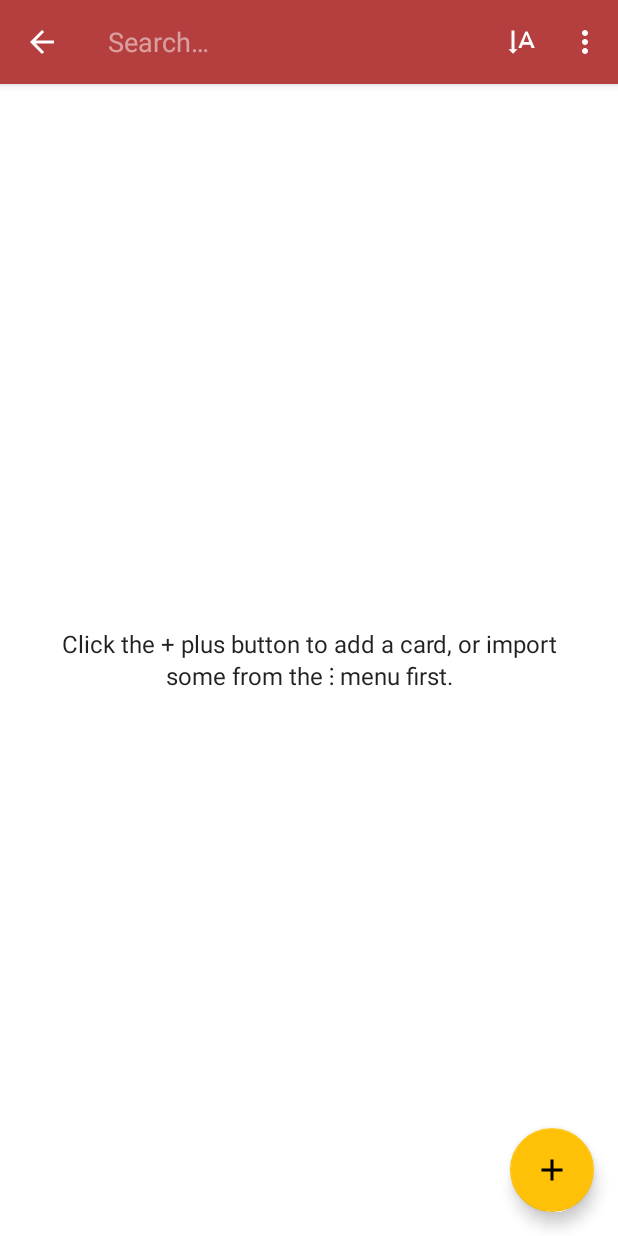
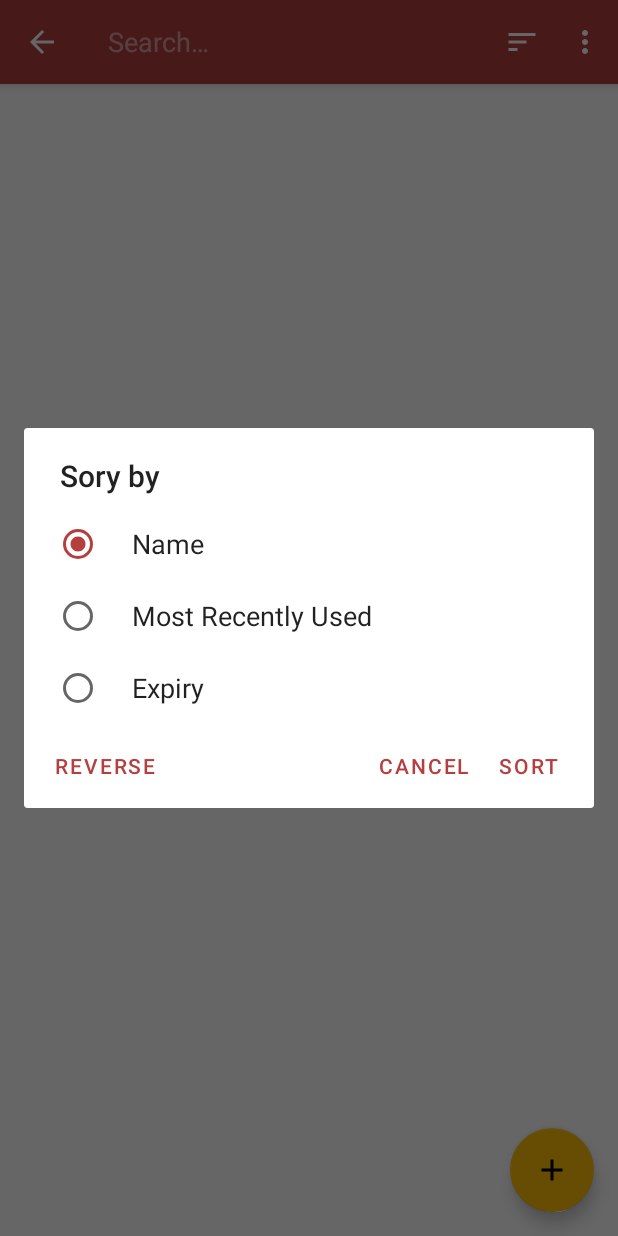
Before and after one commit to CatimaLoyalty/Android, an Android app: the screen it shows after launch (MainActivity), after a tap on "Sort", on a phone screen of 412 x 824 dp. Run offline under Robolectric (Android 15) with nearby library versions, the phone set to English and light mode, and no system bars; 1 other tap on this screen came first.

Commit message:
Basic sorting with dialog

```diff
--- a/app/src/main/java/protect/card_locker/DBHelper.java
+++ b/app/src/main/java/protect/card_locker/DBHelper.java
@@ -55,14 +55,14 @@ public class DBHelper extends SQLiteOpenHelper
     }
 
     public enum LoyaltyCardOrder {
-        AlphaAscending,
-        AlphaDescending,
-        LastUsedAscending,
-        LastUsedDescending,
-        ExpiryAscending,
-        ExpiryDescending,
-        BalanceAscending,
-        BalanceDescending
+        Alpha,
+        LastUsed,
+        Expiry
+    }
+
+    public enum LoyaltyCardOrderDirection {
+        Ascending,
+        Descending
     }
 
     private Context mContext;
@@ -509,7 +509,7 @@ public class DBHelper extends SQLiteOpenHelper
      */
     public Cursor getLoyaltyCardCursor(final String filter, Group group)
     {
-        return getLoyaltyCardCursor(filter, group, LoyaltyCardOrder.AlphaAscending);
+        return getLoyaltyCardCursor(filter, group, LoyaltyCardOrder.Alpha, LoyaltyCardOrderDirection.Ascending);
     }
 
     /**
@@ -520,8 +520,7 @@ public class DBHelper extends SQLiteOpenHelper
      * @param order
      * @return Cursor
      */
-    public Cursor getLoyaltyCardCursor(final String filter, Group group, LoyaltyCardOrder order)
-    {
+    public Cursor getLoyaltyCardCursor(final String filter, Group group, LoyaltyCardOrder order, LoyaltyCardOrderDirection direction) {
         String actualFilter = String.format("%%%s%%", filter);
         String[] selectionArgs = { actualFilter, actualFilter };
         StringBuilder groupFilter = new StringBuilder();
@@ -548,12 +547,15 @@ public class DBHelper extends SQLiteOpenHelper
             }
         }
 
+        String orderField = getFieldForOrder(order);
+
         return db.rawQuery("select * from " + LoyaltyCardDbIds.TABLE +
                 " WHERE (" + LoyaltyCardDbIds.STORE + "  LIKE ? " +
                 " OR " + LoyaltyCardDbIds.NOTE + " LIKE ? )" +
                 groupFilter.toString() +
                 " ORDER BY " + LoyaltyCardDbIds.STAR_STATUS + " DESC, " +
-                getFieldForOrder(order) + " COLLATE NOCASE " + (isAscending(order) ? " ASC " : " DESC ") + ", " +
+                " (CASE WHEN " + orderField + " IS NULL THEN 1 ELSE 0 END), " +
+                orderField + " COLLATE NOCASE " + getDbDirection(order, direction) + ", " +
                 LoyaltyCardDbIds.STORE + " COLLATE NOCASE ASC " +
                 limitString, selectionArgs, null);
     }
@@ -788,26 +790,27 @@ public class DBHelper extends SQLiteOpenHelper
     }
 
     private String getFieldForOrder(LoyaltyCardOrder order) {
-        if (order == LoyaltyCardOrder.AlphaAscending || order == LoyaltyCardOrder.AlphaDescending) {
+        if (order == LoyaltyCardOrder.Alpha) {
             return LoyaltyCardDbIds.STORE;
         }
 
-        if (order == LoyaltyCardOrder.LastUsedAscending || order == LoyaltyCardOrder.LastUsedDescending) {
+        if (order == LoyaltyCardOrder.LastUsed) {
             return LoyaltyCardDbIds.LAST_USED;
         }
 
-        if (order == LoyaltyCardOrder.ExpiryAscending || order == LoyaltyCardOrder.ExpiryDescending) {
+        if (order == LoyaltyCardOrder.Expiry) {
             return LoyaltyCardDbIds.EXPIRY;
-        }
-
-        if (order == LoyaltyCardOrder.BalanceAscending || order == LoyaltyCardOrder.BalanceDescending) {
-            return LoyaltyCardDbIds.BALANCE;
         }
 
         throw new IllegalArgumentException("Unknown order " + order);
     }
 
-    private boolean isAscending(LoyaltyCardOrder order) {
-        return order.toString().endsWith("Ascending");
+    private String getDbDirection(LoyaltyCardOrder order, LoyaltyCardOrderDirection direction) {
+        if (order == LoyaltyCardOrder.LastUsed) {
+            // We want the default sorting to put the most recently used first
+            return direction == LoyaltyCardOrderDirection.Descending ? "ASC" : "DESC";
+        }
+
+        return direction == LoyaltyCardOrderDirection.Ascending ? "ASC" : "DESC";
     }
 }
--- a/app/src/main/java/protect/card_locker/LoyaltyCard.java
+++ b/app/src/main/java/protect/card_locker/LoyaltyCard.java
@@ -3,8 +3,6 @@ package protect.card_locker;
 import android.database.Cursor;
 import android.os.Parcel;
 import android.os.Parcelable;
-
-import com.google.zxing.BarcodeFormat;
 
 import java.math.BigDecimal;
 import java.util.Currency;
--- a/app/src/main/java/protect/card_locker/MainActivity.java
+++ b/app/src/main/java/protect/card_locker/MainActivity.java
@@ -22,7 +22,9 @@ import com.google.android.material.floatingactionbutton.FloatingActionButton;
 import com.google.android.material.tabs.TabLayout;
 
 import java.io.UnsupportedEncodingException;
+import java.util.Arrays;
 import java.util.List;
+import java.util.concurrent.atomic.AtomicInteger;
 
 import androidx.appcompat.app.AlertDialog;
 import androidx.appcompat.view.ActionMode;
@@ -43,7 +45,8 @@ public class MainActivity extends CatimaAppCompatActivity implements LoyaltyCard
     private GestureDetector mGestureDetector;
     protected String mFilter = "";
     protected Object mGroup = null;
-    protected DBHelper.LoyaltyCardOrder mOrder = DBHelper.LoyaltyCardOrder.AlphaAscending;
+    protected DBHelper.LoyaltyCardOrder mOrder = DBHelper.LoyaltyCardOrder.Alpha;
+    protected DBHelper.LoyaltyCardOrderDirection mOrderDirection = DBHelper.LoyaltyCardOrderDirection.Ascending;
     protected int selectedTab = 0;
     private RecyclerView mCardList;
     private View mHelpText;
@@ -144,7 +147,7 @@ public class MainActivity extends CatimaAppCompatActivity implements LoyaltyCard
 
                     TabLayout.Tab tab = ((TabLayout) findViewById(R.id.groups)).getTabAt(selectedTab);
 
-                    updateLoyaltyCardList(mFilter, tab != null ? tab.getTag() : null, mOrder);
+                    updateLoyaltyCardList(mFilter, tab != null ? tab.getTag() : null, mOrder, mOrderDirection);
 
                     dialog.dismiss();
                 });
@@ -189,7 +192,7 @@ public class MainActivity extends CatimaAppCompatActivity implements LoyaltyCard
             @Override
             public void onTabSelected(TabLayout.Tab tab) {
                 selectedTab = tab.getPosition();
-                updateLoyaltyCardList(mFilter, tab.getTag(), mOrder);
+                updateLoyaltyCardList(mFilter, tab.getTag(), mOrder, mOrderDirection);
 
                 // Store active tab in Shared Preference to restore next app launch
                 SharedPreferences activeTabPref = getApplicationContext().getSharedPreferences(
@@ -228,7 +231,7 @@ public class MainActivity extends CatimaAppCompatActivity implements LoyaltyCard
         mCardList.setAdapter(mAdapter);
         registerForContextMenu(mCardList);
 
-        updateLoyaltyCardList(mFilter, null, mOrder);
+        updateLoyaltyCardList(mFilter, null, mOrder, mOrderDirection);
 
         /*
          * This was added for Huawei, but Huawei is just too much of a fucking pain.
@@ -305,7 +308,7 @@ public class MainActivity extends CatimaAppCompatActivity implements LoyaltyCard
             assert tab != null;
             mGroup = tab.getTag();
         }
-        updateLoyaltyCardList(mFilter, mGroup, mOrder);
+        updateLoyaltyCardList(mFilter, mGroup, mOrder, mOrderDirection);
         // End of active tab logic
 
         FloatingActionButton addButton = findViewById(R.id.fabAdd);
@@ -370,14 +373,14 @@ public class MainActivity extends CatimaAppCompatActivity implements LoyaltyCard
         super.onBackPressed();
     }
 
-    private void updateLoyaltyCardList(String filterText, Object tag, DBHelper.LoyaltyCardOrder order)
+    private void updateLoyaltyCardList(String filterText, Object tag, DBHelper.LoyaltyCardOrder order, DBHelper.LoyaltyCardOrderDirection direction)
     {
         Group group = null;
         if (tag != null) {
             group = (Group) tag;
         }
 
-        mAdapter.swapCursor(mDB.getLoyaltyCardCursor(filterText, group, order));
+        mAdapter.swapCursor(mDB.getLoyaltyCardCursor(filterText, group, order, direction));
 
         if(mDB.getLoyaltyCardCount() > 0)
         {
@@ -492,7 +495,8 @@ public class MainActivity extends CatimaAppCompatActivity implements LoyaltyCard
                     updateLoyaltyCardList(
                         mFilter,
                         currentTab != null ? currentTab.getTag() : null,
-                        mOrder
+                        mOrder,
+                        mOrderDirection
                     );
 
                     return true;
@@ -509,24 +513,42 @@ public class MainActivity extends CatimaAppCompatActivity implements LoyaltyCard
 
         if (id == R.id.action_sort)
         {
-            DBHelper.LoyaltyCardOrder[] orderOptions = DBHelper.LoyaltyCardOrder.values();
+            TabLayout.Tab tab = ((TabLayout) findViewById(R.id.groups)).getTabAt(selectedTab);
+            Object group = tab != null ? tab.getTag() : null;
 
-            for (int i = 0; i < orderOptions.length; i++) {
-                if (orderOptions[i] == mOrder) {
-                    int choiceIndex = i + 1;
-                    if (choiceIndex == orderOptions.length) {
-                        mOrder = orderOptions[0];
-                    } else {
-                        mOrder = orderOptions[choiceIndex];
-                    }
+            AlertDialog.Builder builder = new AlertDialog.Builder(MainActivity.this);
+            builder.setTitle(R.string.sort_by);
+
+            AtomicInteger currentIndex = new AtomicInteger();
+            List<DBHelper.LoyaltyCardOrder> loyaltyCardOrders = Arrays.asList(DBHelper.LoyaltyCardOrder.values());
+            for (int i = 0; i < loyaltyCardOrders.size(); i++) {
+                if (mOrder == loyaltyCardOrders.get(i)) {
+                    currentIndex.set(i);
                     break;
                 }
             }
 
-            // FIXME: Remove: Debug
-            Toast.makeText(getApplicationContext(), mOrder.toString(), Toast.LENGTH_SHORT).show();
+            builder.setSingleChoiceItems(R.array.sort_types_array, currentIndex.get(), (dialog, which) -> currentIndex.set(which));
+            builder.setPositiveButton(R.string.sort, (dialog, which) -> {
+                mOrder = loyaltyCardOrders.get(currentIndex.get());
+                mOrderDirection = DBHelper.LoyaltyCardOrderDirection.Ascending;
 
-            updateLoyaltyCardList(mFilter, mGroup, mOrder);
+                updateLoyaltyCardList(mFilter, group, mOrder, mOrderDirection);
+
+                dialog.dismiss();
+            });
+            builder.setNeutralButton(R.string.reverse, (dialog, which) -> {
+                mOrder = loyaltyCardOrders.get(currentIndex.get());
+                mOrderDirection = DBHelper.LoyaltyCardOrderDirection.Descending;
+
+                updateLoyaltyCardList(mFilter, group, mOrder, mOrderDirection);
+
+                dialog.dismiss();
+            });
+            builder.setNegativeButton(R.string.cancel, (dialog, which) -> dialog.dismiss());
+            AlertDialog dialog = builder.create();
+            dialog.show();
+
             return true;
         }
 
--- a/app/src/main/res/drawable-nodpi/sort_alpha_ascending_white.xml
+++ /dev/null
@@ -1,10 +0,0 @@
-<vector xmlns:android="http://schemas.android.com/apk/res/android"
-    android:width="24dp"
-    android:height="24dp"
-    android:viewportWidth="24"
-    android:viewportHeight="24"
-    android:tint="@android:color/white">
-  <path
-      android:fillColor="@android:color/white"
-      android:pathData="M15.75,5h-1.5L9.5,16h2.1l0.9,-2.2h5l0.9,2.2h2.1L15.75,5zM13.13,12L15,6.98 16.87,12h-3.74zM6,19.75l3,-3L7,16.75L7,4.25L5,4.25v12.5L3,16.75l3,3z"/>
-</vector>
--- /dev/null
+++ b/app/src/main/res/drawable/ic_baseline_sort_24.xml
@@ -0,0 +1,5 @@
+<vector android:autoMirrored="true" android:height="24dp"
+    android:tint="#FFFFFF" android:viewportHeight="24"
+    android:viewportWidth="24" android:width="24dp" xmlns:android="http://schemas.android.com/apk/res/android">
+    <path android:fillColor="@android:color/white" android:pathData="M3,18h6v-2L3,16v2zM3,6v2h18L21,6L3,6zM3,13h12v-2L3,11v2z"/>
+</vector>
--- a/app/src/main/res/menu/main_menu.xml
+++ b/app/src/main/res/menu/main_menu.xml
@@ -11,7 +11,7 @@
     <item
         android:id="@+id/action_sort"
         android:title="@string/sort"
-        android:icon="@drawable/sort_alpha_ascending_white"
+        android:icon="@drawable/ic_baseline_sort_24"
         app:showAsAction="always"/>
     <item
         android:id="@+id/action_manage_groups"
--- a/app/src/main/res/values/arrays.xml
+++ b/app/src/main/res/values/arrays.xml
@@ -7,4 +7,10 @@
         <item>Stocard</item>
         <item>Voucher Vault</item>
     </string-array>
+
+    <string-array name="sort_types_array">
+        <item>@string/sort_by_name</item>
+        <item>@string/sort_by_most_recently_used</item>
+        <item>@string/sort_by_expiry</item>
+    </string-array>
 </resources>
--- a/app/src/main/res/values/strings.xml
+++ b/app/src/main/res/values/strings.xml
@@ -243,4 +243,10 @@
 
     <string name="toggleMoreInfo">Toggle showing more info</string>
     <string name="swipeToSwitchImages">Swipe or long press to switch images</string>
+    <string name="sort_by_name">Name</string>
+    <string name="sort_by_most_recently_used">Most Recently Used</string>
+    <string name="sort_by_expiry">Expiry</string>
+    <string name="sort_by_balance">Balance</string>
+    <string name="reverse">Reverse</string>
+    <string name="sort_by">Sory by</string>
 </resources>
```
